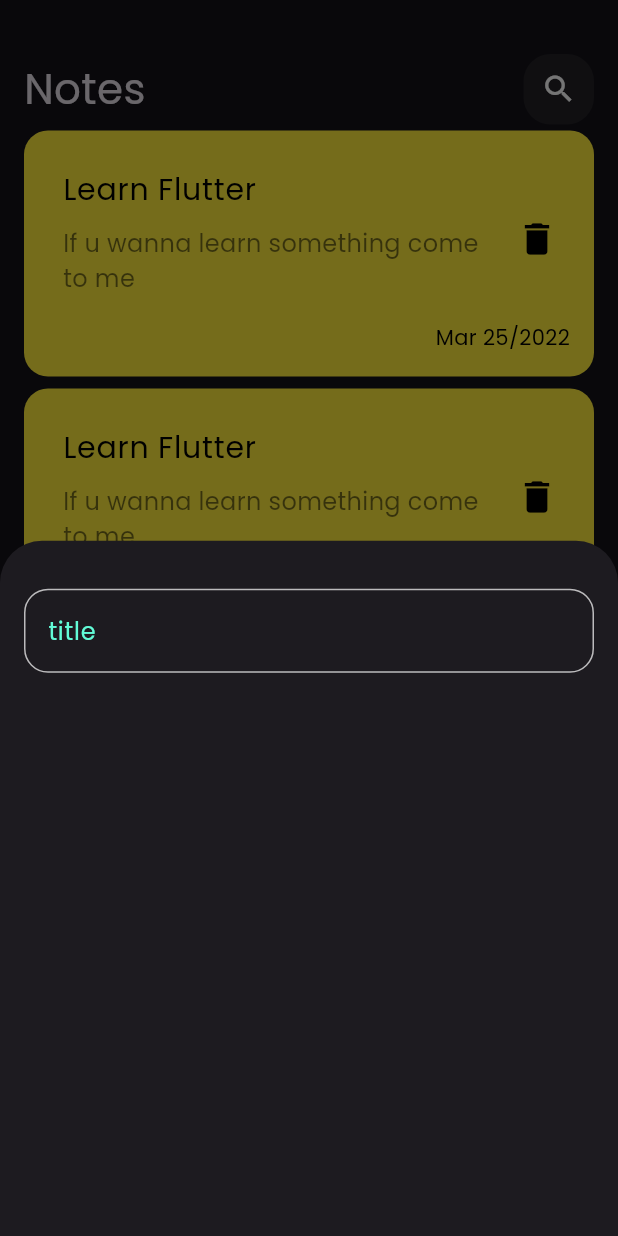
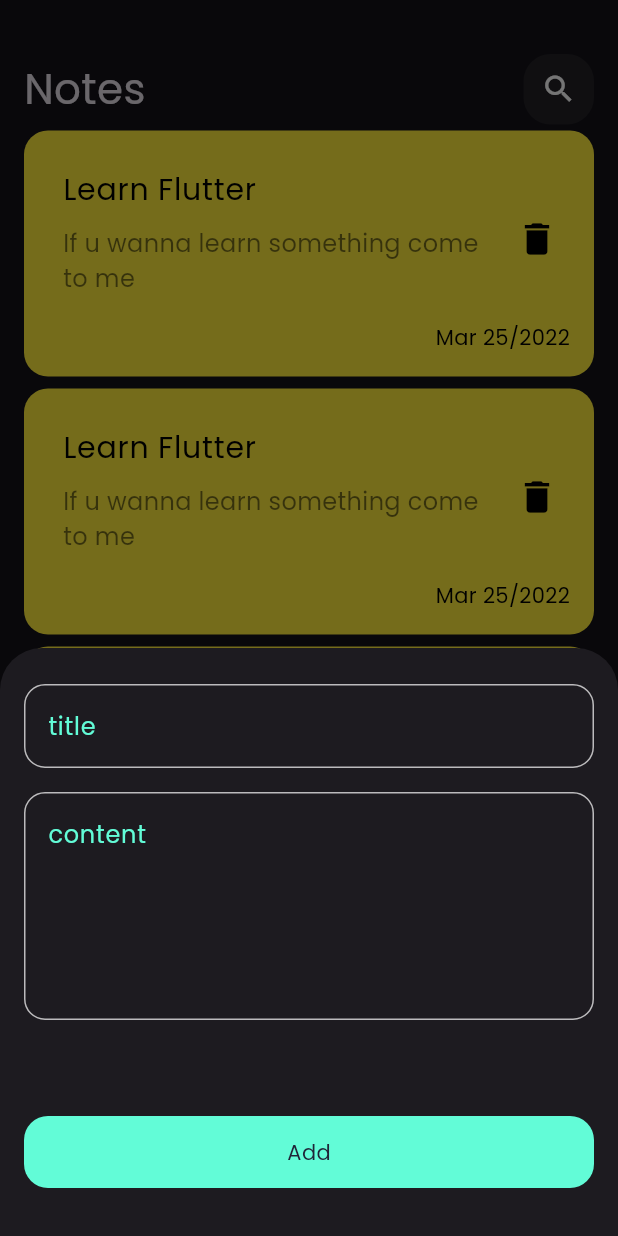
Before and after one commit to Emad-Ayad/MyNotes, a Flutter app: the screen it shows after launch, after a tap on the "add" icon, on a phone screen of 412 x 824 dp. Run offline on Flutter 3.47's test engine with Material 3 defaults, Android fonts, the phone set to English and light mode, and no system bars.

Commit message:
add custom button

```diff
--- a/lib/views/widgets/add_note_bottom_sheet.dart
+++ b/lib/views/widgets/add_note_bottom_sheet.dart
@@ -1,4 +1,5 @@
 import 'package:flutter/material.dart';
+import 'package:mynotes/views/widgets/custom_button.dart';
 import 'package:mynotes/views/widgets/custom_text_field.dart';
 
 class AddNoteBottomSheet extends StatelessWidget {
@@ -6,13 +7,20 @@ class AddNoteBottomSheet extends StatelessWidget {
 
   @override
   Widget build(BuildContext context) {
-    return  Padding(
-      padding: EdgeInsets.symmetric(horizontal: 16.0),
-      child: Column(
-        children: [
-          SizedBox(height: 32),
-          CustomTextField(hint: "title")
-        ],
+    return Padding(
+      padding: const EdgeInsets.symmetric(horizontal: 16.0),
+      child: SingleChildScrollView(
+        child: Column(
+          children: [
+            const SizedBox(height: 24),
+            CustomTextField(hint: "title"),
+            const SizedBox(height: 16),
+            CustomTextField(hint: "content", maxLines: 5),
+            const SizedBox(height: 64),
+            const CustomButton(),
+            const SizedBox(height: 32),
+          ],
+        ),
       ),
     );
   }
--- /dev/null
+++ b/lib/views/widgets/custom_button.dart
@@ -0,0 +1,24 @@
+import 'package:flutter/material.dart';
+import 'package:mynotes/constants/constants.dart';
+
+class CustomButton extends StatelessWidget {
+  const CustomButton({super.key});
+
+  @override
+  Widget build(BuildContext context) {
+    return Container(
+      height: 48,
+      width: MediaQuery.sizeOf(context).width,
+      decoration: BoxDecoration(
+        color: AppColors.kPrimaryColor,
+        borderRadius: BorderRadius.circular(16),
+      ),
+      child: const Center(
+        child: Text(
+          "Add",
+          style: TextStyle(color: AppColors.darkBlack),
+        ),
+      ),
+    );
+  }
+}
--- a/lib/views/widgets/custom_text_field.dart
+++ b/lib/views/widgets/custom_text_field.dart
@@ -1,18 +1,19 @@
 import 'package:flutter/material.dart';
 import 'package:mynotes/constants/constants.dart';
+
 class CustomTextField extends StatelessWidget {
-    CustomTextField({super.key, required this.hint});
+  CustomTextField({super.key, required this.hint, this.maxLines = 1});
 
   final String hint;
+  final int maxLines;
 
   @override
   Widget build(BuildContext context) {
     return TextField(
+      maxLines: maxLines,
       decoration: InputDecoration(
         hintText: hint,
-         hintStyle: const TextStyle(
-           color: AppColors.kPrimaryColor
-         ),
+        hintStyle: const TextStyle(color: AppColors.kPrimaryColor),
         enabledBorder: buildBorders(),
         focusedBorder: buildBorders(AppColors.kPrimaryColor),
         border: buildBorders(),
@@ -22,8 +23,8 @@ import 'package:mynotes/constants/constants.dart';
 
   OutlineInputBorder buildBorders([color]) {
     return OutlineInputBorder(
-         borderRadius:BorderRadius.circular(16),
-         borderSide: BorderSide(color: color?? Colors.white70),
+      borderRadius: BorderRadius.circular(14),
+      borderSide: BorderSide(color: color ?? Colors.white70),
     );
   }
 }
```
Lines whose indentation alone changed are shown as unchanged.
